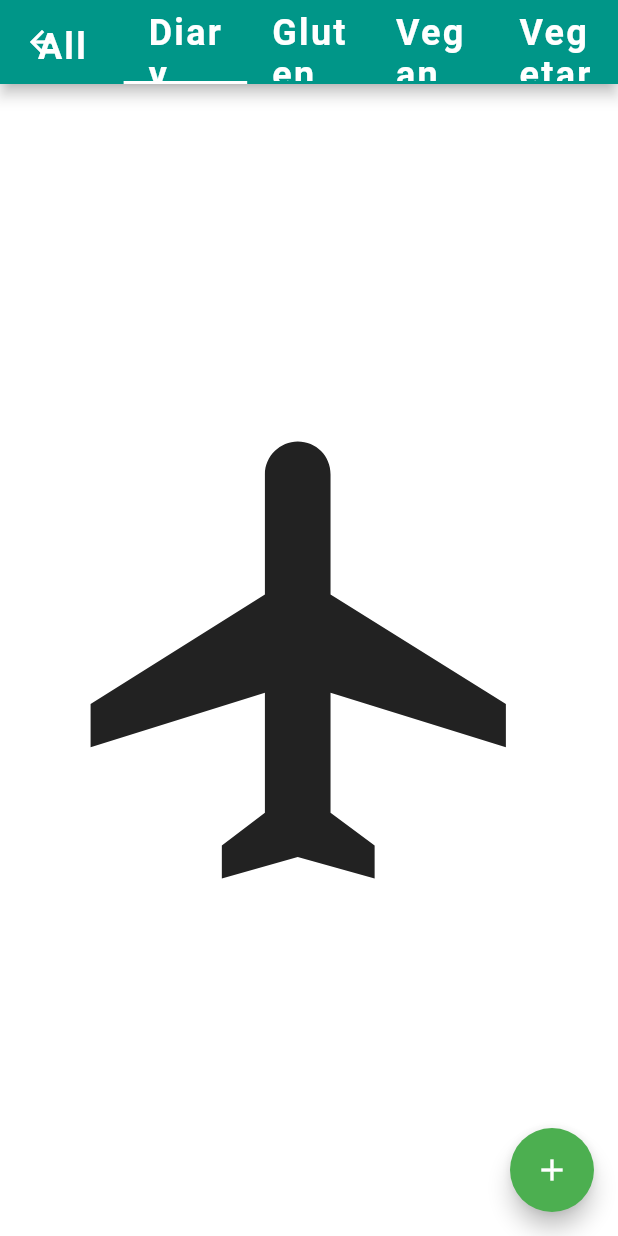
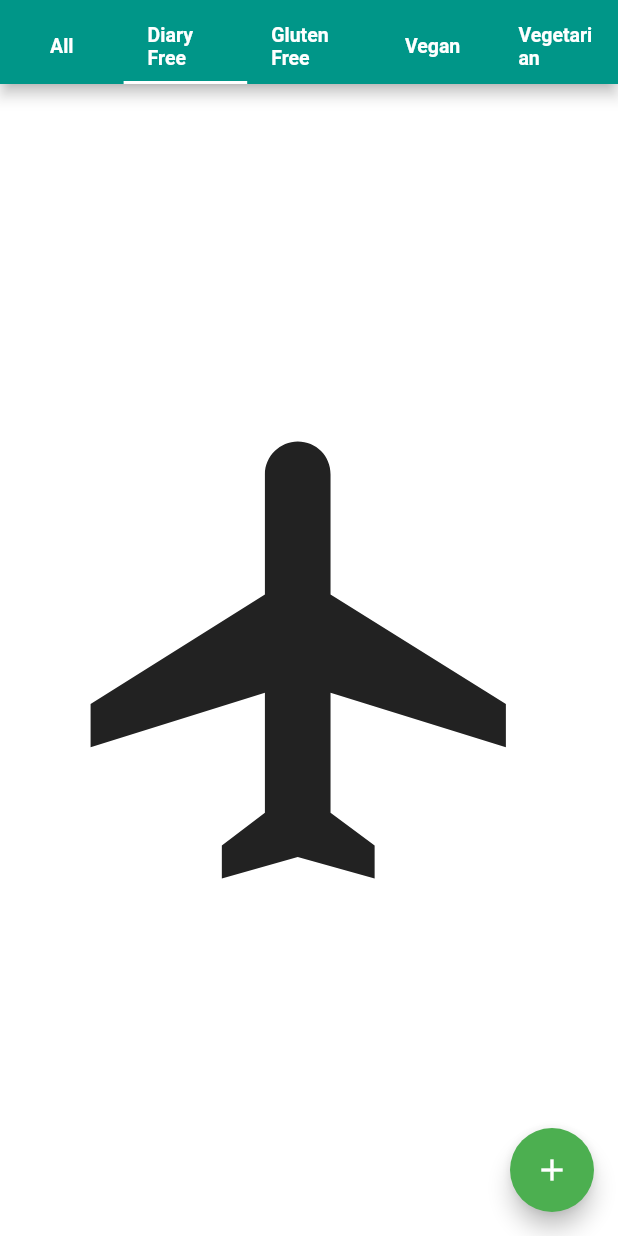
Before and after one commit to AsthaGarg16/CZ3002-FIT, a Flutter app: the FoodInventory screen opened directly, tab 2 chosen, on a phone screen of 412 x 824 dp. Run offline on Flutter 3.47's test engine with Material 2 defaults, Android fonts, the phone set to English and light mode, and no system bars; our stand-ins replace cloud_firestore, firebase_auth, firebase_core; accounts and stored records are empty; Roboto replaces fonts that are missing (mw).

Commit message:
fix overflow food inventory UI and text theme bodytext2 in main

```diff
--- a/fit/lib/UI/FoodCard.dart
+++ b/fit/lib/UI/FoodCard.dart
@@ -61,14 +61,14 @@ class FoodCardState extends State<FoodCard> {
                                     mainAxisSize: MainAxisSize.min,
                                     children: <Widget>[
                                       Center(
-                                        child: Text(widget.foodName.toUpperCase(),style: Theme.of(context).textTheme.subtitle1),
+                                        child: Text(widget.foodName.toUpperCase(),style: Theme.of(context).textTheme.bodyText1),
                                       ),
 
                                       Row(
                                         mainAxisSize: MainAxisSize.min,
                                         children: <Widget>[
                                           widget.foodQuantity!=0? new  IconButton(icon: new Icon(Icons.remove),onPressed: ()=>setState(()=>widget.foodQuantity--),):new Container(),
-                                          new Text(widget.foodQuantity.toString()),
+                                          new Text(widget.foodQuantity.toString(),style: Theme.of(context).textTheme.bodyText1),
                                           new IconButton(icon: new Icon(Icons.add),onPressed: ()=>setState(()=>widget.foodQuantity++))
                                         ],
                                       ),
@@ -92,7 +92,7 @@ class FoodCardState extends State<FoodCard> {
                             ),
                             Center(
                               child: Text(widget.foodName,
-                                  style: Theme.of(context).textTheme.subtitle2),
+                                  style: Theme.of(context).textTheme.bodyText1),
                             ),
                             Center(
                               child: Text(widget.foodExpiry,
--- a/fit/lib/UI/FoodInventory.dart
+++ b/fit/lib/UI/FoodInventory.dart
@@ -75,16 +75,17 @@ class _FoodInventoryState extends State<FoodInventory>{
       child: Scaffold(
         resizeToAvoidBottomInset: false,
         appBar: AppBar(
+          automaticallyImplyLeading: false,
           flexibleSpace: Column(
             mainAxisAlignment: MainAxisAlignment.end,
             children: [
               TabBar(
                 tabs: [
-                  Tab(child: Text('All', style: Theme.of(context).textTheme.subtitle1)),
-                  Tab(child: Text('Diary Free', style: Theme.of(context).textTheme.subtitle1)),
-                  Tab(child: Text('Gluten Free', style: Theme.of(context).textTheme.subtitle1)),
-                  Tab(child: Text('Vegan', style: Theme.of(context).textTheme.subtitle1)),
-                  Tab(child: Text('Vegetarian', style: Theme.of(context).textTheme.subtitle1)),
+                  Tab(child: Text('All', style: Theme.of(context).textTheme.bodyText2)),
+                  Tab(child: Text('Diary Free', style: Theme.of(context).textTheme.bodyText2)),
+                  Tab(child: Text('Gluten Free', style: Theme.of(context).textTheme.bodyText2)),
+                  Tab(child: Text('Vegan', style: Theme.of(context).textTheme.bodyText2)),
+                  Tab(child: Text('Vegetarian', style: Theme.of(context).textTheme.bodyText2)),
                 ],
               )
             ],
--- a/fit/lib/main.dart
+++ b/fit/lib/main.dart
@@ -57,9 +57,9 @@ class MyApp extends StatelessWidget {
               fontWeight: FontWeight.normal,
               color: Colors.black87),
           bodyText2: TextStyle(
-              fontSize: 14.0,
-              fontWeight: FontWeight.normal,
-              color: Colors.black54),
+              fontSize: 13.0,
+              fontWeight: FontWeight.bold,
+              color: Colors.white),
         ),
         fontFamily: "mw",
       ),
```
